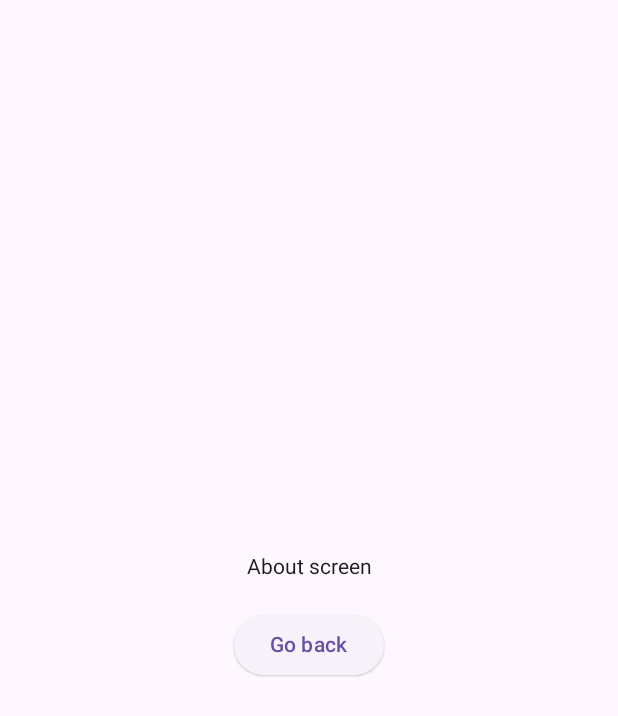
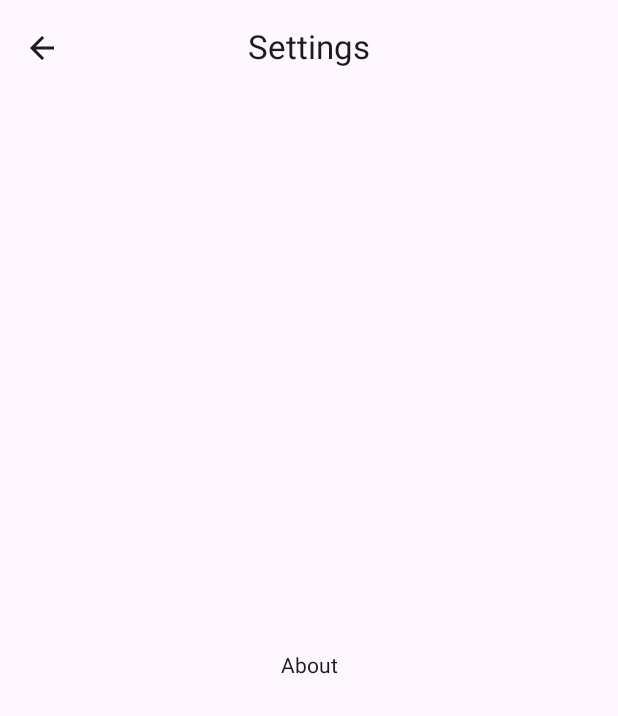
Before and after one commit to gdg-yonsei/golden-time-android, an Android app built with Jetpack Compose: the AboutScreen screen opened through its navigation route, on a phone screen of 412 x 824 dp. Shown: the top 716 px of the screen. Run offline under Robolectric (Android 15) with nearby library versions, the phone set to English and light mode, and no system bars.

Commit message:
feat: add about screen

```diff
--- a/app/src/main/java/com/next/goldentime/ui/MainActivity.kt
+++ b/app/src/main/java/com/next/goldentime/ui/MainActivity.kt
@@ -22,21 +22,21 @@ class MainActivity : ComponentActivity() {
 private fun MainNavigation() {
     val navController = rememberNavController()
 
-    fun navigateTo(route: String) {
-        navController.navigate(route)
+    fun navigateToAbout() {
+        navController.navigate(MainNavigation.About.route)
     }
 
-    fun back() {
+    fun navigateBack() {
         navController.navigateUp()
     }
 
-    NavHost(navController = navController, startDestination = MainScreen.Home.route) {
-        composable(MainScreen.Home.route) { HomeScreen(navigateTo = ::navigateTo) }
-        composable(MainScreen.About.route) { AboutScreen(back = ::back) }
+    NavHost(navController = navController, startDestination = MainNavigation.Home.route) {
+        composable(MainNavigation.Home.route) { HomeScreen(navigateToAbout = ::navigateToAbout) }
+        composable(MainNavigation.About.route) { AboutScreen(navigateBack = ::navigateBack) }
     }
 }
 
-sealed class MainScreen(val route: String) {
-    object Home : MainScreen("home")
-    object About : MainScreen("about")
+private sealed class MainNavigation(val route: String) {
+    object Home : MainNavigation("home")
+    object About : MainNavigation("about")
 }
--- a/app/src/main/java/com/next/goldentime/ui/components/common/WithTopBar.kt
+++ b/app/src/main/java/com/next/goldentime/ui/components/home/WithTopBar.kt
@@ -1,4 +1,4 @@
-package com.next.goldentime.ui.components.common
+package com.next.goldentime.ui.components.home
 
 import androidx.compose.foundation.background
 import androidx.compose.foundation.layout.Arrangement
@@ -12,6 +12,7 @@ import androidx.compose.ui.Modifier
 import androidx.compose.ui.graphics.Color
 import androidx.compose.ui.tooling.preview.Devices
 import androidx.compose.ui.tooling.preview.Preview
+import com.next.goldentime.ui.components.common.TopBar
 
 @Composable
 fun WithTopBar(topBar: @Composable () -> Unit, content: @Composable () -> Unit) {
--- a/app/src/main/java/com/next/goldentime/ui/screens/about/AboutScreen.kt
+++ b/app/src/main/java/com/next/goldentime/ui/screens/about/AboutScreen.kt
@@ -1,17 +1,24 @@
 package com.next.goldentime.ui.screens.about
 
 import androidx.compose.foundation.layout.*
+import androidx.compose.material.icons.Icons
+import androidx.compose.material.icons.outlined.ArrowBack
 import androidx.compose.material3.*
 import androidx.compose.runtime.Composable
 import androidx.compose.ui.Alignment
 import androidx.compose.ui.Modifier
-import androidx.compose.ui.unit.dp
 import androidx.lifecycle.viewmodel.compose.viewModel
+import com.next.goldentime.ui.components.common.TopBar
+import com.next.goldentime.ui.components.common.TopBarIcon
 
 @OptIn(ExperimentalMaterial3Api::class)
 @Composable
-fun AboutScreen(back: () -> Unit, model: AboutViewModel = viewModel()) {
-    Scaffold {
+fun AboutScreen(navigateBack: () -> Unit, model: AboutViewModel = viewModel()) {
+    Scaffold(
+        topBar = {
+            TopBar("Settings", left = TopBarIcon(Icons.Outlined.ArrowBack) { navigateBack() })
+        }
+    ) {
         Column(
             modifier = Modifier
                 .fillMaxSize()
@@ -19,11 +26,7 @@ fun AboutScreen(back: () -> Unit, model: AboutViewModel = viewModel()) {
             verticalArrangement = Arrangement.Center,
             horizontalAlignment = Alignment.CenterHorizontally,
         ) {
-            Text("About screen")
-            Spacer(modifier = Modifier.size(20.dp))
-            ElevatedButton(onClick = { back() }) {
-                Text("Go back")
-            }
+            Text("About")
         }
     }
 }
--- a/app/src/main/java/com/next/goldentime/ui/screens/home/HomeScreen.kt
+++ b/app/src/main/java/com/next/goldentime/ui/screens/home/HomeScreen.kt
@@ -21,7 +21,7 @@ import com.next.goldentime.ui.screens.home.sos.SOSScreen
 
 @OptIn(ExperimentalMaterial3Api::class)
 @Composable
-fun HomeScreen(navigateTo: (String) -> Unit) {
+fun HomeScreen(navigateToAbout: () -> Unit) {
     val navController = rememberNavController()
 
     Scaffold(
@@ -33,7 +33,7 @@ fun HomeScreen(navigateTo: (String) -> Unit) {
             modifier = Modifier.padding(it)
         ) {
             composable(HomeScreen.Profile.route) { ProfileScreen() }
-            composable(HomeScreen.SOS.route) { SOSScreen() }
+            composable(HomeScreen.SOS.route) { SOSScreen(navigateToAbout = navigateToAbout) }
             composable(HomeScreen.Article.route) { ArticleScreen() }
         }
     }
--- a/app/src/main/java/com/next/goldentime/ui/screens/home/sos/SOSScreen.kt
+++ b/app/src/main/java/com/next/goldentime/ui/screens/home/sos/SOSScreen.kt
@@ -4,6 +4,7 @@ import androidx.compose.foundation.BorderStroke
 import androidx.compose.foundation.layout.*
 import androidx.compose.material.icons.Icons
 import androidx.compose.material.icons.filled.Star
+import androidx.compose.material.icons.outlined.Settings
 import androidx.compose.material3.Icon
 import androidx.compose.material3.OutlinedButton
 import androidx.compose.material3.Text
@@ -15,26 +16,31 @@ import androidx.compose.ui.platform.LocalContext
 import androidx.compose.ui.unit.dp
 import androidx.lifecycle.viewmodel.compose.viewModel
 import com.next.goldentime.ui.components.common.TopBar
-import com.next.goldentime.ui.components.common.WithTopBar
+import com.next.goldentime.ui.components.common.TopBarIcon
+import com.next.goldentime.ui.components.home.WithTopBar
 
 @Composable
 fun SOSScreen(
+    navigateToAbout: () -> Unit,
     model: SOSViewModel = viewModel()
 ) {
     val context = LocalContext.current
 
-    fun triggerSOS() {
-        model.triggerSOS(context)
-    }
-
-    WithTopBar(topBar = { TopBar("GOLDEN TIME") }) {
+    WithTopBar(
+        topBar = {
+            TopBar(
+                "GOLDEN TIME",
+                right = TopBarIcon(Icons.Outlined.Settings) { navigateToAbout() }
+            )
+        }
+    ) {
         Column(
             modifier = Modifier.fillMaxSize(),
             verticalArrangement = Arrangement.Center,
             horizontalAlignment = Alignment.CenterHorizontally
         ) {
             OutlinedButton(
-                onClick = ::triggerSOS,
+                onClick = { model.triggerSOS(context) },
                 modifier = Modifier.size(200.dp),
                 border = BorderStroke(2.5.dp, Color.Gray),
             ) {
```
